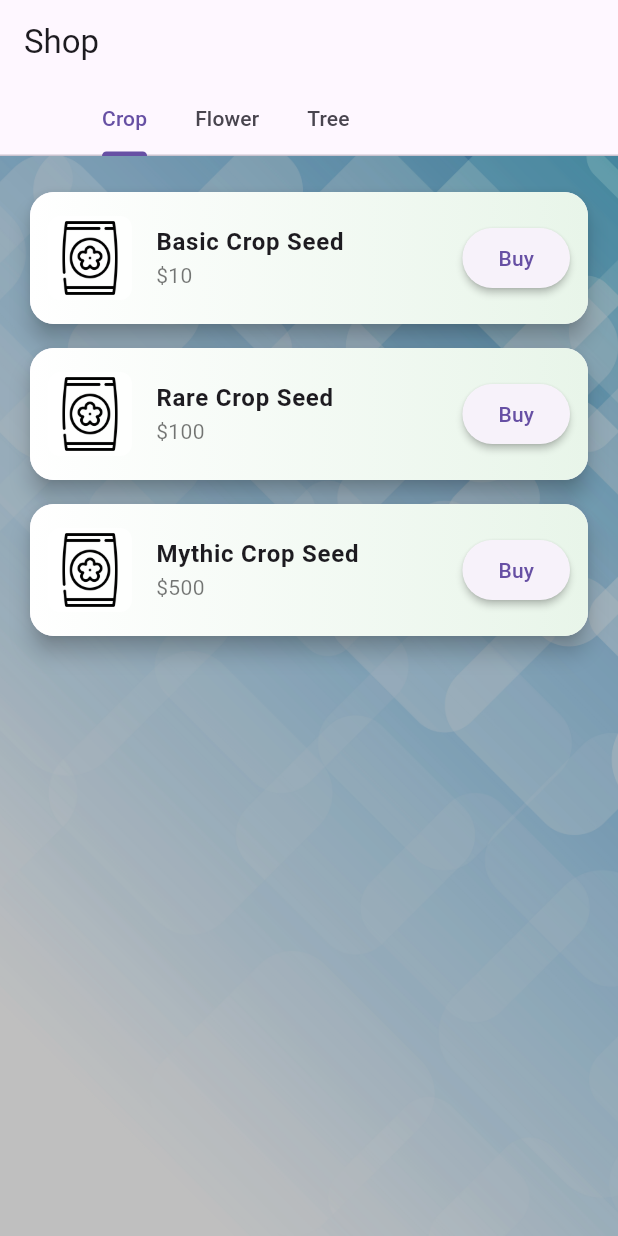
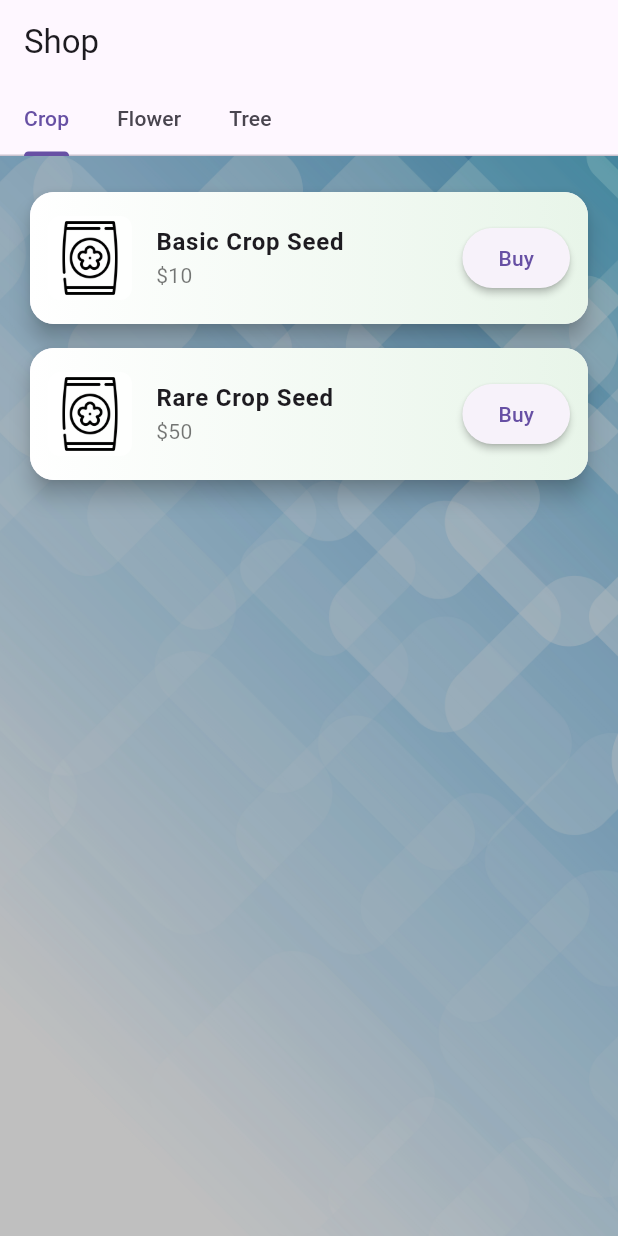
Before and after one commit to phoenixrgarcia/plant_game, a Flutter app: the ShopScreen screen opened directly, on a phone screen of 412 x 824 dp. Run offline on Flutter 3.47's test engine with Material 3 defaults, Android fonts, the light colour scheme and no system bars; our stand-ins replace flutter_riverpod, hive, hive_flutter; missing offline and left inert: dart:ffi, flame, pair; accounts and stored records are empty.

Commit message:
wip shop reworrk

```diff
--- a/lib/screens/shop_screen.dart
+++ b/lib/screens/shop_screen.dart
@@ -17,16 +17,17 @@ class ShopScreen extends StatelessWidget {
 
   const ShopScreen({super.key});
 
-  static final Set<String> plantTypes = PlantData.plantTypes;
+  static final Set<String> plantTypes = PlantData.plantTypes; //{"Crop", "Flower", "Tree", "Summer", "Winter", "Space", "Weapon"}
 
   @override
   Widget build(BuildContext context) {
     return DefaultTabController(
-      length: 3, // Number of tabs
+      length: plantTypes.length, // Number of tabs
       child: Scaffold(
         appBar: AppBar(
           title: const Text("Shop"),
           bottom: TabBar(
+            tabAlignment: TabAlignment.start,
             isScrollable: true,
             tabs: plantTypes.map((type) => Tab(text: type)).toList(),
           ),
@@ -136,12 +137,7 @@ class _ShopTabState extends ConsumerState<ShopTab> with SingleTickerProviderStat
                         };
                       }).toList();
 
-                      showSeedPickOverlay(context, options: generated, onSelected: (chosen) {
-                        // TODO: apply chosen to game state via manager (e.g., add to inventory)
-                        ScaffoldMessenger.of(context).showSnackBar(
-                          SnackBar(content: Text('Selected ${chosen['name']}')),
-                        );
-                      });
+                      showSeedPickOverlay(context, options: generated, onSelected: (chosen) {});
                     },
                   ),
                 ),
@@ -196,26 +192,22 @@ class _ShopItemCard extends StatelessWidget {
 }
 
 List<Map<String, dynamic>> getItemsForCategory(String category) {
-  switch (category) {
-    case "Crop":
-      return [
-        {"name": "Basic Crop Seed", "price": 10, "image": "assets/images/flower-seed.png"},
-        {"name": "Rare Crop Seed", "price": 100, "image": "assets/images/flower-seed.png"},
-        {"name": "Mythic Crop Seed", "price": 500, "image": "assets/images/flower-seed.png"},
-      ];
-    case "Flower":
-      return [
-        {"name": "Basic Flower Seed", "price": 20, "image": "assets/images/flower-seed.png"},
-        {"name": "Rare Flower Seed", "price": 200, "image": "assets/images/flower-seed.png"},
-      ];
-    case "Tree":
-      return [
-        {"name": "Basic Tree Seed", "price": 50, "image": "assets/images/flower-seed.png"},
-        {"name": "Rare Tree Seed", "price": 500, "image": "assets/images/flower-seed.png"},
-      ];
-    default:
-      return [];
+  bool isUnlocked = GameStateManager().state.shopState.unlockedPlantTypes[category] ?? false;
+  int numberUnlocked = GameStateManager().state.shopState.seedTierUpgradeLevel[category]!;
+  List<int> seedCosts = GameStateManager().state.shopState.seedCostMap[category]!;
+
+  List<Map<String, dynamic>> items = [];
+  List<String> rarityNames = ["Basic", "Rare", "Epic", "Legendary", "Mythic", ];
+
+  if (!isUnlocked){
+    return [];
   }
+
+  for (int i = 0; i < numberUnlocked; i++) {
+    items.add({"name": "${rarityNames[i]} $category Seed", "price": seedCosts[i], "image": "assets/images/flower-seed.png"});
+  }
+
+  return items;
 }
 
 List<PlantInstance> getThreePlants(GameStateManager gameStateManager) {
```
